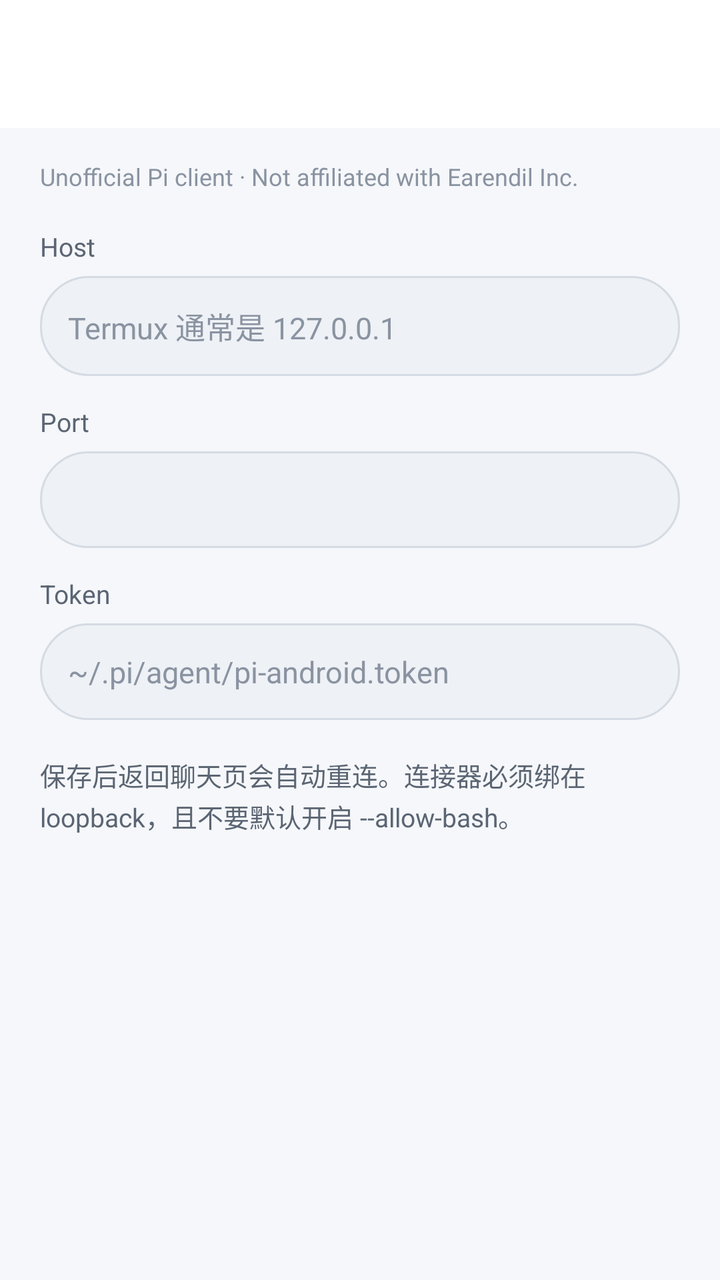
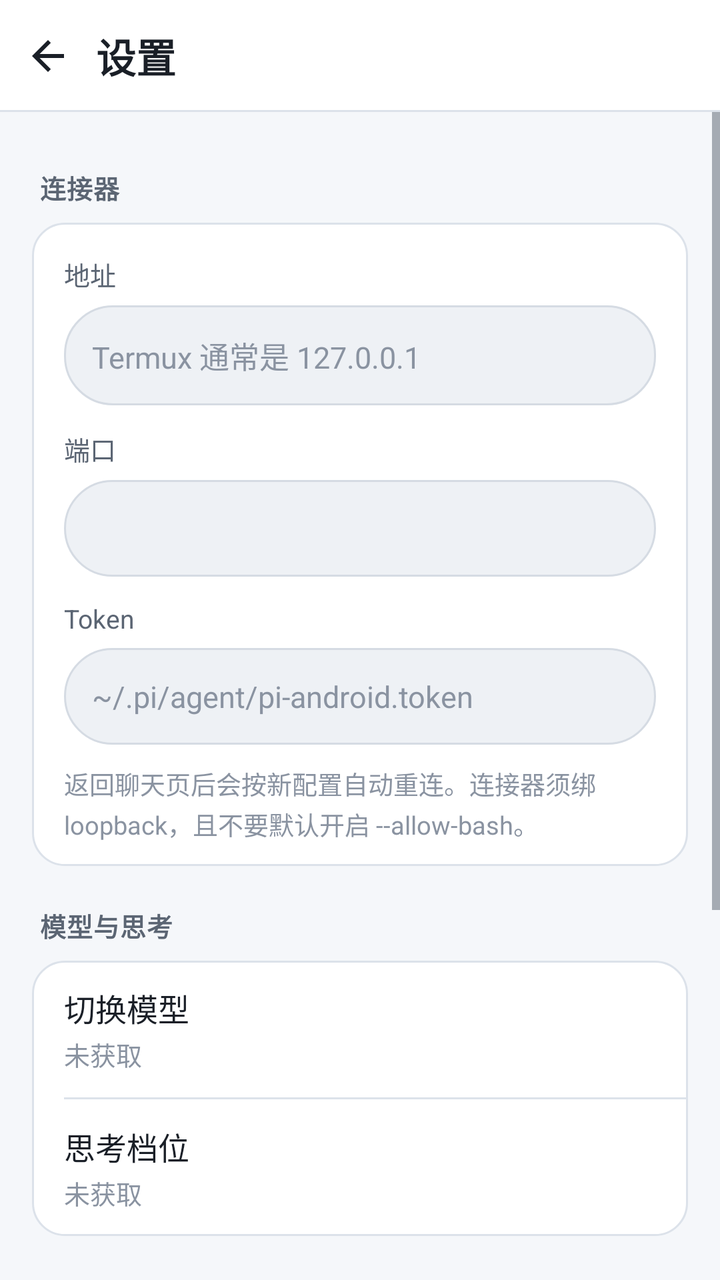

Compare the two renders of this Android layout. The source of the first and the diff that turns it into the second are given below.
<!-- AndroidManifest.xml: activity theme AppTheme -->
<!-- res/layout/activity_settings.xml -->
<?xml version="1.0" encoding="utf-8"?>
<LinearLayout xmlns:android="http://schemas.android.com/apk/res/android"
    android:layout_width="match_parent"
    android:layout_height="match_parent"
    android:background="@color/bg_base"
    android:orientation="vertical">

    <androidx.appcompat.widget.Toolbar
        android:id="@+id/toolbar"
        android:layout_width="match_parent"
        android:layout_height="?attr/actionBarSize"
        android:background="@color/bg_elevated"
        android:elevation="2dp" />

    <ScrollView
        android:layout_width="match_parent"
        android:layout_height="match_parent"
        android:fillViewport="true">

        <LinearLayout
            android:layout_width="match_parent"
            android:layout_height="wrap_content"
            android:orientation="vertical"
            android:paddingStart="20dp"
            android:paddingTop="8dp"
            android:paddingEnd="20dp"
            android:paddingBottom="28dp">

            <TextView
                android:layout_width="match_parent"
                android:layout_height="wrap_content"
                android:layout_marginTop="8dp"
                android:layout_marginBottom="4dp"
                android:text="@string/unofficial_notice"
                android:textColor="@color/text_muted"
                android:textSize="12sp" />

            <TextView
                style="@style/SettingsLabel"
                android:layout_width="match_parent"
                android:layout_height="wrap_content"
                android:text="@string/settings_host_label" />

            <EditText
                android:id="@+id/host"
                style="@style/SettingsField"
                android:layout_width="match_parent"
                android:layout_height="wrap_content"
                android:hint="@string/settings_host_hint"
                android:inputType="textUri"
                android:importantForAutofill="no" />

            <TextView
                style="@style/SettingsLabel"
                android:layout_width="match_parent"
                android:layout_height="wrap_content"
                android:text="@string/settings_port_label" />

            <EditText
                android:id="@+id/port"
                style="@style/SettingsField"
                android:layout_width="match_parent"
                android:layout_height="wrap_content"
                android:inputType="number"
                android:importantForAutofill="no" />

            <TextView
                style="@style/SettingsLabel"
                android:layout_width="match_parent"
                android:layout_height="wrap_content"
                android:text="@string/settings_token_label" />

            <EditText
                android:id="@+id/token"
                style="@style/SettingsField"
                android:layout_width="match_parent"
                android:layout_height="wrap_content"
                android:hint="@string/settings_token_hint"
                android:inputType="textVisiblePassword"
                android:importantForAutofill="no" />

            <TextView
                android:layout_width="match_parent"
                android:layout_height="wrap_content"
                android:layout_marginTop="18dp"
                android:lineSpacingExtra="2dp"
                android:text="@string/settings_help"
                android:textColor="@color/text_secondary"
                android:textSize="13sp" />
        </LinearLayout>
    </ScrollView>
</LinearLayout>
<!-- resources referenced by this layout -->
<resources>
  <color name="bg_base">#F5F7FA</color>
  <color name="bg_elevated">#FFFFFF</color>
  <color name="text_muted">#8A93A1</color>
  <color name="text_secondary">#5B6573</color>
  <string name="settings_help">保存后返回聊天页会自动重连。连接器必须绑在 loopback，且不要默认开启 --allow-bash。</string>
  <string name="settings_host_label">Host</string>
  <string name="settings_port_label">Port</string>
  <string name="settings_token_label">Token</string>
  <style name="SettingsLabel">
          <item name="android:textColor">@color/text_secondary</item>
          <item name="android:textSize">13sp</item>
          <item name="android:paddingTop">14dp</item>
          <item name="android:paddingBottom">6dp</item>
      </style>
  <color name="text_primary">#1A1F27</color>
  <color name="md_theme_primary">#4D9ABF</color>
  <color name="md_theme_onPrimary">#FFFFFF</color>
  <color name="md_theme_secondary">#F09082</color>
  <color name="md_theme_tertiary">#F1BE58</color>
  <color name="bg_composer">#EEF1F5</color>
  <color name="bg_composer_stroke">#D5DBE3</color>
  <!-- unchanged entries left out for length: 6 -->
</resources>

<!-- the commit's change to res/layout/activity_settings.xml (unified diff, before → after) -->
@@ -1,92 +1,294 @@
 <?xml version="1.0" encoding="utf-8"?>
 <LinearLayout xmlns:android="http://schemas.android.com/apk/res/android"
+    android:id="@+id/settings_root"
     android:layout_width="match_parent"
     android:layout_height="match_parent"
     android:background="@color/bg_base"
     android:orientation="vertical">
 
-    <androidx.appcompat.widget.Toolbar
-        android:id="@+id/toolbar"
+    <LinearLayout
+        android:id="@+id/settings_top"
         android:layout_width="match_parent"
-        android:layout_height="?attr/actionBarSize"
-        android:background="@color/bg_elevated"
-        android:elevation="2dp" />
+        android:layout_height="wrap_content"
+        android:background="@drawable/bg_toolbar"
+        android:orientation="horizontal"
+        android:gravity="center_vertical"
+        android:minHeight="56dp"
+        android:paddingEnd="8dp">
+
+        <ImageButton
+            android:id="@+id/settings_back"
+            android:layout_width="48dp"
+            android:layout_height="48dp"
+            android:background="?attr/selectableItemBackgroundBorderless"
+            android:contentDescription="@string/settings_back"
+            android:padding="12dp"
+            android:scaleType="centerInside"
+            android:src="@drawable/ic_arrow_back"
+            android:tint="@color/text_primary" />
+
+        <TextView
+            android:layout_width="0dp"
+            android:layout_height="wrap_content"
+            android:layout_weight="1"
+            android:text="@string/settings"
+            android:textColor="@color/text_primary"
+            android:textSize="20sp"
+            android:textStyle="bold" />
+    </LinearLayout>
 
     <ScrollView
         android:layout_width="match_parent"
         android:layout_height="match_parent"
-        android:fillViewport="true">
+        android:fillViewport="true"
+        android:clipToPadding="false">
 
         <LinearLayout
             android:layout_width="match_parent"
             android:layout_height="wrap_content"
             android:orientation="vertical"
-            android:paddingStart="20dp"
+            android:paddingStart="16dp"
             android:paddingTop="8dp"
-            android:paddingEnd="20dp"
-            android:paddingBottom="28dp">
-
-            <TextView
-                android:layout_width="match_parent"
-                android:layout_height="wrap_content"
-                android:layout_marginTop="8dp"
-                android:layout_marginBottom="4dp"
-                android:text="@string/unofficial_notice"
-                android:textColor="@color/text_muted"
-                android:textSize="12sp" />
-
-            <TextView
-                style="@style/SettingsLabel"
-                android:layout_width="match_parent"
-                android:layout_height="wrap_content"
-                android:text="@string/settings_host_label" />
-
-            <EditText
-                android:id="@+id/host"
-                style="@style/SettingsField"
-                android:layout_width="match_parent"
-                android:layout_height="wrap_content"
-                android:hint="@string/settings_host_hint"
-                android:inputType="textUri"
-                android:importantForAutofill="no" />
-
-            <TextView
-                style="@style/SettingsLabel"
-                android:layout_width="match_parent"
-                android:layout_height="wrap_content"
-                android:text="@string/settings_port_label" />
-
-            <EditText
-                android:id="@+id/port"
-                style="@style/SettingsField"
-                android:layout_width="match_parent"
-                android:layout_height="wrap_content"
-                android:inputType="number"
-                android:importantForAutofill="no" />
-
-            <TextView
-                style="@style/SettingsLabel"
-                android:layout_width="match_parent"
-                android:layout_height="wrap_content"
-                android:text="@string/settings_token_label" />
-
-            <EditText
-                android:id="@+id/token"
-                style="@style/SettingsField"
-                android:layout_width="match_parent"
-                android:layout_height="wrap_content"
-                android:hint="@string/settings_token_hint"
-                android:inputType="textVisiblePassword"
-                android:importantForAutofill="no" />
-
-            <TextView
-                android:layout_width="match_parent"
-                android:layout_height="wrap_content"
-                android:layout_marginTop="18dp"
-                android:lineSpacingExtra="2dp"
-                android:text="@string/settings_help"
-                android:textColor="@color/text_secondary"
-                android:textSize="13sp" />
+            android:paddingEnd="16dp"
+            android:paddingBottom="32dp">
+
+            
+            <TextView
+                style="@style/SettingsSectionHeader"
+                android:layout_width="match_parent"
+                android:layout_height="wrap_content"
+                android:text="@string/settings_section_connector" />
+
+            <LinearLayout
+                android:layout_width="match_parent"
+                android:layout_height="wrap_content"
+                android:background="@drawable/bg_settings_card"
+                android:orientation="vertical"
+                android:paddingStart="16dp"
+                android:paddingTop="4dp"
+                android:paddingEnd="16dp"
+                android:paddingBottom="12dp">
+
+                <TextView
+                    style="@style/SettingsLabel"
+                    android:layout_width="match_parent"
+                    android:layout_height="wrap_content"
+                    android:text="@string/settings_host_label" />
+
+                <EditText
+                    android:id="@+id/host"
+                    style="@style/SettingsField"
+                    android:layout_width="match_parent"
+                    android:layout_height="wrap_content"
+                    android:hint="@string/settings_host_hint"
+                    android:importantForAutofill="no"
+                    android:inputType="textUri" />
+
+                <TextView
+                    style="@style/SettingsLabel"
+                    android:layout_width="match_parent"
+                    android:layout_height="wrap_content"
+                    android:text="@string/settings_port_label" />
+
+                <EditText
+                    android:id="@+id/port"
+                    style="@style/SettingsField"
+                    android:layout_width="match_parent"
+                    android:layout_height="wrap_content"
+                    android:importantForAutofill="no"
+                    android:inputType="number" />
+
+                <TextView
+                    style="@style/SettingsLabel"
+                    android:layout_width="match_parent"
+                    android:layout_height="wrap_content"
+                    android:text="@string/settings_token_label" />
+
+                <EditText
+                    android:id="@+id/token"
+                    style="@style/SettingsField"
+                    android:layout_width="match_parent"
+                    android:layout_height="wrap_content"
+                    android:hint="@string/settings_token_hint"
+                    android:importantForAutofill="no"
+                    android:inputType="textVisiblePassword" />
+
+                <TextView
+                    android:layout_width="match_parent"
+                    android:layout_height="wrap_content"
+                    android:layout_marginTop="10dp"
+                    android:lineSpacingExtra="2dp"
+                    android:text="@string/settings_help"
+                    android:textColor="@color/text_muted"
+                    android:textSize="12.5sp" />
+            </LinearLayout>
+
+            
+            <TextView
+                style="@style/SettingsSectionHeader"
+                android:layout_width="match_parent"
+                android:layout_height="wrap_content"
+                android:text="@string/settings_section_model" />
+
+            <LinearLayout
+                android:layout_width="match_parent"
+                android:layout_height="wrap_content"
+                android:background="@drawable/bg_settings_card"
+                android:orientation="vertical">
+
+                <LinearLayout
+                    android:id="@+id/pref_model"
+                    style="@style/SettingsPrefRow"
+                    android:layout_width="match_parent"
+                    android:layout_height="wrap_content">
+
+                    <LinearLayout
+                        android:layout_width="0dp"
+                        android:layout_height="wrap_content"
+                        android:layout_weight="1"
+                        android:orientation="vertical">
+
+                        <TextView
+                            android:layout_width="match_parent"
+                            android:layout_height="wrap_content"
+                            android:text="@string/action_model"
+                            android:textColor="@color/text_primary"
+                            android:textSize="15.5sp" />
+
+                        <TextView
+                            android:id="@+id/pref_model_value"
+                            android:layout_width="match_parent"
+                            android:layout_height="wrap_content"
+                            android:layout_marginTop="2dp"
+                            android:text="@string/settings_value_unknown"
+                            android:textColor="@color/text_muted"
+                            android:textSize="13sp" />
+                    </LinearLayout>
+                </LinearLayout>
+
+                <View
+                    android:layout_width="match_parent"
+                    android:layout_height="1dp"
+                    android:layout_marginStart="16dp"
+                    android:background="@color/divider" />
+
+                <LinearLayout
+                    android:id="@+id/pref_thinking"
+                    style="@style/SettingsPrefRow"
+                    android:layout_width="match_parent"
+                    android:layout_height="wrap_content">
+
+                    <LinearLayout
+                        android:layout_width="0dp"
+                        android:layout_height="wrap_content"
+                        android:layout_weight="1"
+                        android:orientation="vertical">
+
+                        <TextView
+                            android:layout_width="match_parent"
+                            android:layout_height="wrap_content"
+                            android:text="@string/action_thinking"
+                            android:textColor="@color/text_primary"
+                            android:textSize="15.5sp" />
+
+                        <TextView
+                            android:id="@+id/pref_thinking_value"
+                            android:layout_width="match_parent"
+                            android:layout_height="wrap_content"
+                            android:layout_marginTop="2dp"
+                            android:text="@string/settings_value_unknown"
+                            android:textColor="@color/text_muted"
+                            android:textSize="13sp" />
+                    </LinearLayout>
+                </LinearLayout>
+            </LinearLayout>
+
+            
+            <TextView
+                style="@style/SettingsSectionHeader"
+                android:layout_width="match_parent"
+                android:layout_height="wrap_content"
+                android:text="@string/settings_section_appearance" />
+
+            <LinearLayout
+                android:layout_width="match_parent"
+                android:layout_height="wrap_content"
+                android:background="@drawable/bg_settings_card"
+                android:orientation="vertical">
+
+                <LinearLayout
+                    android:id="@+id/pref_theme"
+                    style="@style/SettingsPrefRow"
+                    android:layout_width="match_parent"
+                    android:layout_height="wrap_content">
+
+                    <LinearLayout
+                        android:layout_width="0dp"
+                        android:layout_height="wrap_content"
+                        android:layout_weight="1"
+                        android:orientation="vertical">
+
+                        <TextView
+                            android:layout_width="match_parent"
+                            android:layout_height="wrap_content"
+                            android:text="@string/settings_theme"
+                            android:textColor="@color/text_primary"
+                            android:textSize="15.5sp" />
+
+                        <TextView
+                            android:id="@+id/pref_theme_value"
+                            android:layout_width="match_parent"
+                            android:layout_height="wrap_content"
+                            android:layout_marginTop="2dp"
+                            android:text="@string/settings_theme_system"
+                            android:textColor="@color/text_muted"
+                            android:textSize="13sp" />
+                    </LinearLayout>
+                </LinearLayout>
+            </LinearLayout>
+
+            
+            <TextView
+                style="@style/SettingsSectionHeader"
+                android:layout_width="match_parent"
+                android:layout_height="wrap_content"
+                android:text="@string/settings_section_about" />
+
+            <LinearLayout
+                android:layout_width="match_parent"
+                android:layout_height="wrap_content"
+                android:background="@drawable/bg_settings_card"
+                android:orientation="vertical"
+                android:paddingStart="16dp"
+                android:paddingTop="14dp"
+                android:paddingEnd="16dp"
+                android:paddingBottom="14dp">
+
+                <TextView
+                    android:layout_width="match_parent"
+                    android:layout_height="wrap_content"
+                    android:text="@string/app_name"
+                    android:textColor="@color/text_primary"
+                    android:textSize="15.5sp"
+                    android:textStyle="bold" />
+
+                <TextView
+                    android:id="@+id/about_version"
+                    android:layout_width="match_parent"
+                    android:layout_height="wrap_content"
+                    android:layout_marginTop="4dp"
+                    android:textColor="@color/text_muted"
+                    android:textSize="13sp" />
+
+                <TextView
+                    android:layout_width="match_parent"
+                    android:layout_height="wrap_content"
+                    android:layout_marginTop="10dp"
+                    android:lineSpacingMultiplier="1.25"
+                    android:text="@string/unofficial_notice"
+                    android:textColor="@color/text_secondary"
+                    android:textSize="12.5sp" />
+            </LinearLayout>
         </LinearLayout>
     </ScrollView>
 </LinearLayout>
<!-- resource entries referenced after the edit -->
@@ -1,18 +1,89 @@
 <!-- resources referenced by this layout -->
 <resources>
   <color name="bg_base">#F5F7FA</color>
+  <color name="divider">#DCE2EA</color>
   <color name="bg_elevated">#FFFFFF</color>
   <color name="text_muted">#8A93A1</color>
   <color name="text_secondary">#5B6573</color>
-  <string name="settings_help">保存后返回聊天页会自动重连。连接器必须绑在 loopback，且不要默认开启 --allow-bash。</string>
-  <string name="settings_host_label">Host</string>
-  <string name="settings_port_label">Port</string>
+  <!-- drawable bg_settings_card (drawable) -->
+  <?xml version="1.0" encoding="utf-8"?>
+  <shape xmlns:android="http://schemas.android.com/apk/res/android"
+      android:shape="rectangle">
+      <solid android:color="@color/bg_elevated" />
+      <corners android:radius="16dp" />
+      <stroke
+          android:width="1dp"
+          android:color="@color/divider" />
+  </shape>
+  <!-- drawable bg_toolbar (drawable) -->
+  <?xml version="1.0" encoding="utf-8"?>
+  <layer-list xmlns:android="http://schemas.android.com/apk/res/android">
+      <item>
+          <shape android:shape="rectangle">
+              <solid android:color="@color/bg_elevated" />
+          </shape>
+      </item>
+      <item
+          android:gravity="bottom"
+          android:height="1dp">
+          <shape android:shape="rectangle">
+              <solid android:color="@color/divider" />
+          </shape>
+      </item>
+  </layer-list>
+  <!-- drawable ic_arrow_back (drawable) -->
+  <?xml version="1.0" encoding="utf-8"?>
+  <vector xmlns:android="http://schemas.android.com/apk/res/android"
+      android:width="24dp"
+      android:height="24dp"
+      android:viewportWidth="24"
+      android:viewportHeight="24">
+      <path
+          android:fillColor="#FF000000"
+          android:pathData="M20,11H7.83l5.59,-5.59L12,4l-8,8 8,8 1.41,-1.41L7.83,13H20v-2z" />
+  </vector>
+  <string name="action_model">切换模型</string>
+  <string name="action_thinking">思考档位</string>
+  <string name="app_name">Pi</string>
+  <string name="settings">设置</string>
+  <string name="settings_back">返回</string>
+  <string name="settings_help">返回聊天页后会按新配置自动重连。连接器须绑 loopback，且不要默认开启 --allow-bash。</string>
+  <string name="settings_host_label">地址</string>
+  <string name="settings_port_label">端口</string>
+  <string name="settings_section_about">关于</string>
+  <string name="settings_section_appearance">外观</string>
+  <string name="settings_section_connector">连接器</string>
+  <string name="settings_section_model">模型与思考</string>
+  <string name="settings_theme">主题</string>
+  <string name="settings_theme_system">跟随系统</string>
   <string name="settings_token_label">Token</string>
+  <string name="settings_value_unknown">未获取</string>
   <style name="SettingsLabel">
           <item name="android:textColor">@color/text_secondary</item>
           <item name="android:textSize">13sp</item>
-          <item name="android:paddingTop">14dp</item>
+          <item name="android:paddingTop">12dp</item>
           <item name="android:paddingBottom">6dp</item>
+      </style>
+  <style name="SettingsPrefRow">
+          <item name="android:orientation">horizontal</item>
+          <item name="android:gravity">center_vertical</item>
+          <item name="android:minHeight">56dp</item>
+          <item name="android:paddingStart">16dp</item>
+          <item name="android:paddingEnd">16dp</item>
+          <item name="android:paddingTop">12dp</item>
+          <item name="android:paddingBottom">12dp</item>
+          <item name="android:background">?attr/selectableItemBackground</item>
+          <item name="android:clickable">true</item>
+          <item name="android:focusable">true</item>
+      </style>
+  <style name="SettingsSectionHeader">
+          <item name="android:textColor">@color/text_secondary</item>
+          <item name="android:textSize">13sp</item>
+          <item name="android:textStyle">bold</item>
+          <item name="android:letterSpacing">0.02</item>
+          <item name="android:paddingTop">20dp</item>
+          <item name="android:paddingBottom">8dp</item>
+          <item name="android:paddingStart">4dp</item>
       </style>
   <color name="text_primary">#1A1F27</color>
   <color name="md_theme_primary">#4D9ABF</color>
